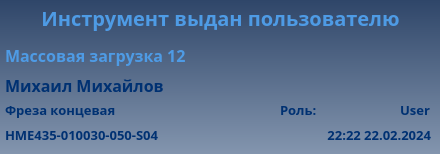
Qt form client/GUI/ui/widgets/widget_27_summary.ui (komrade2801/AutoSklad) before a commit.
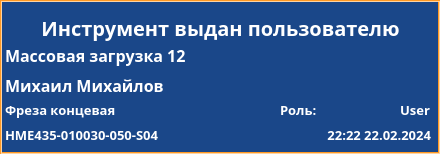
The same form after that commit.

Diff of the .ui file:
```diff
--- a/client/GUI/ui/widgets/widget_27_summary.ui
+++ b/client/GUI/ui/widgets/widget_27_summary.ui
@@ -17,7 +17,19 @@
    <enum>Qt::LeftToRight</enum>
   </property>
   <property name="styleSheet">
-   <string notr="true">background-color: qlineargradient(spread:pad, x1:0.5, y1:0, x2:0.5, y2:1, stop:0 rgba(47, 70, 105, 255), stop:1 rgba(131, 149, 174, 255));</string>
+   <string notr="true">QLabel {
+	color: #FFFFFF;
+	border-width: 0px;
+	border-radius: 0px;
+}
+#background {
+	color: #FFFFFF;
+	background-color: #1A4789;
+	border-width: 2px;
+	border-style: groove;
+	border-color: #ff9923;
+	border-radius: 0px;
+}</string>
   </property>
   <widget class="QLabel" name="operation_description">
    <property name="enabled">
@@ -53,11 +65,6 @@
    <property name="autoFillBackground">
     <bool>false</bool>
    </property>
-   <property name="styleSheet">
-    <string notr="true">color: rgb(78, 155, 229);
-border-color: rgb(0, 49, 114);
-background-color: qlineargradient(spread:pad, x1:0, y1:0, x2:1, y2:0, stop:0 rgba(0, 0, 0, 0), stop:1 rgba(255, 255, 255, 0));</string>
-   </property>
    <property name="lineWidth">
     <number>1</number>
    </property>
@@ -90,7 +97,7 @@
    <property name="geometry">
     <rect>
      <x>5</x>
-     <y>0</y>
+     <y>10</y>
      <width>431</width>
      <height>36</height>
     </rect>
@@ -106,10 +113,6 @@
    <property name="layoutDirection">
     <enum>Qt::LeftToRight</enum>
    </property>
-   <property name="styleSheet">
-    <string notr="true">color: rgb(78, 155, 229);
-background-color: qlineargradient(spread:pad, x1:0, y1:0, x2:1, y2:0, stop:0 rgba(0, 0, 0, 0), stop:1 rgba(255, 255, 255, 0));</string>
-   </property>
    <property name="text">
     <string>&lt;html&gt;&lt;head/&gt;&lt;body&gt;&lt;p&gt;Инструмент выдан пользователю&lt;/p&gt;&lt;/body&gt;&lt;/html&gt;</string>
    </property>
@@ -132,9 +135,9 @@
       <colorrole role="WindowText">
        <brush brushstyle="SolidPattern">
         <color alpha="255">
-         <red>0</red>
-         <green>49</green>
-         <blue>114</blue>
+         <red>255</red>
+         <green>255</green>
+         <blue>255</blue>
         </color>
        </brush>
       </colorrole>
@@ -161,18 +164,18 @@
       <colorrole role="Text">
        <brush brushstyle="SolidPattern">
         <color alpha="255">
-         <red>0</red>
-         <green>49</green>
-         <blue>114</blue>
+         <red>255</red>
+         <green>255</green>
+         <blue>255</blue>
         </color>
        </brush>
       </colorrole>
       <colorrole role="ButtonText">
        <brush brushstyle="SolidPattern">
         <color alpha="255">
-         <red>0</red>
-         <green>49</green>
-         <blue>114</blue>
+         <red>255</red>
+         <green>255</green>
+         <blue>255</blue>
         </color>
        </brush>
       </colorrole>
@@ -219,9 +222,9 @@
       <colorrole role="PlaceholderText">
        <brush brushstyle="NoBrush">
         <color alpha="128">
-         <red>0</red>
-         <green>49</green>
-         <blue>114</blue>
+         <red>255</red>
+         <green>255</green>
+         <blue>255</blue>
         </color>
        </brush>
       </colorrole>
@@ -230,9 +233,9 @@
       <colorrole role="WindowText">
        <brush brushstyle="SolidPattern">
         <color alpha="255">
-         <red>0</red>
-         <green>49</green>
-         <blue>114</blue>
+         <red>255</red>
+         <green>255</green>
+         <blue>255</blue>
         </color>
        </brush>
       </colorrole>
@@ -259,18 +262,18 @@
       <colorrole role="Text">
        <brush brushstyle="SolidPattern">
         <color alpha="255">
-         <red>0</red>
-         <green>49</green>
-         <blue>114</blue>
+         <red>255</red>
+         <green>255</green>
+         <blue>255</blue>
         </color>
        </brush>
       </colorrole>
       <colorrole role="ButtonText">
        <brush brushstyle="SolidPattern">
         <color alpha="255">
-         <red>0</red>
-         <green>49</green>
-         <blue>114</blue>
+         <red>255</red>
+         <green>255</green>
+         <blue>255</blue>
         </color>
        </brush>
       </colorrole>
@@ -317,9 +320,9 @@
       <colorrole role="PlaceholderText">
        <brush brushstyle="NoBrush">
         <color alpha="128">
-         <red>0</red>
-         <green>49</green>
-         <blue>114</blue>
+         <red>255</red>
+         <green>255</green>
+         <blue>255</blue>
         </color>
        </brush>
       </colorrole>
@@ -328,9 +331,9 @@
       <colorrole role="WindowText">
        <brush brushstyle="SolidPattern">
         <color alpha="255">
-         <red>0</red>
-         <green>49</green>
-         <blue>114</blue>
+         <red>255</red>
+         <green>255</green>
+         <blue>255</blue>
         </color>
        </brush>
       </colorrole>
@@ -357,18 +360,18 @@
       <colorrole role="Text">
        <brush brushstyle="SolidPattern">
         <color alpha="255">
-         <red>0</red>
-         <green>49</green>
-         <blue>114</blue>
+         <red>255</red>
+         <green>255</green>
+         <blue>255</blue>
         </color>
        </brush>
       </colorrole>
       <colorrole role="ButtonText">
        <brush brushstyle="SolidPattern">
         <color alpha="255">
-         <red>0</red>
-         <green>49</green>
-         <blue>114</blue>
+         <red>255</red>
+         <green>255</green>
+         <blue>255</blue>
         </color>
        </brush>
       </colorrole>
@@ -415,9 +418,9 @@
       <colorrole role="PlaceholderText">
        <brush brushstyle="NoBrush">
         <color alpha="128">
-         <red>0</red>
-         <green>49</green>
-         <blue>114</blue>
+         <red>255</red>
+         <green>255</green>
+         <blue>255</blue>
         </color>
        </brush>
       </colorrole>
@@ -432,10 +435,6 @@
      <bold>true</bold>
     </font>
    </property>
-   <property name="styleSheet">
-    <string notr="true">color: rgb(0, 49, 114);
-background-color: qlineargradient(spread:pad, x1:0, y1:0, x2:1, y2:0, stop:0 rgba(0, 0, 0, 0), stop:1 rgba(255, 255, 255, 0));</string>
-   </property>
    <property name="text">
     <string>Михаил Михайлов</string>
    </property>
@@ -474,10 +473,6 @@
    <property name="layoutDirection">
     <enum>Qt::LeftToRight</enum>
    </property>
-   <property name="styleSheet">
-    <string notr="true">color: rgb(0, 49, 114);
-background-color: qlineargradient(spread:pad, x1:0, y1:0, x2:1, y2:0, stop:0 rgba(0, 0, 0, 0), stop:1 rgba(255, 255, 255, 0));</string>
-   </property>
    <property name="lineWidth">
     <number>1</number>
    </property>
@@ -518,9 +513,9 @@
       <colorrole role="WindowText">
        <brush brushstyle="SolidPattern">
         <color alpha="255">
-         <red>0</red>
-         <green>49</green>
-         <blue>114</blue>
+         <red>255</red>
+         <green>255</green>
+         <blue>255</blue>
         </color>
        </brush>
       </colorrole>
@@ -547,18 +542,18 @@
       <colorrole role="Text">
        <brush brushstyle="SolidPattern">
         <color alpha="255">
-         <red>0</red>
-         <green>49</green>
-         <blue>114</blue>
+         <red>255</red>
+         <green>255</green>
+         <blue>255</blue>
         </color>
        </brush>
       </colorrole>
       <colorrole role="ButtonText">
        <brush brushstyle="SolidPattern">
         <color alpha="255">
-         <red>0</red>
-         <green>49</green>
-         <blue>114</blue>
+         <red>255</red>
+         <green>255</green>
+         <blue>255</blue>
         </color>
        </brush>
       </colorrole>
@@ -605,9 +600,9 @@
       <colorrole role="PlaceholderText">
        <brush brushstyle="NoBrush">
         <color alpha="128">
-         <red>0</red>
-         <green>49</green>
-         <blue>114</blue>
+         <red>255</red>
+         <green>255</green>
+         <blue>255</blue>
         </color>
        </brush>
       </colorrole>
@@ -616,9 +611,9 @@
       <colorrole role="WindowText">
        <brush brushstyle="SolidPattern">
         <color alpha="255">
-         <red>0</red>
-         <green>49</green>
-         <blue>114</blue>
+         <red>255</red>
+         <green>255</green>
+         <blue>255</blue>
         </color>
        </brush>
       </colorrole>
@@ -645,18 +640,18 @@
       <colorrole role="Text">
        <brush brushstyle="SolidPattern">
         <color alpha="255">
-         <red>0</red>
-         <green>49</green>
-         <blue>114</blue>
+         <red>255</red>
+         <green>255</green>
+         <blue>255</blue>
         </color>
        </brush>
       </colorrole>
       <colorrole role="ButtonText">
        <brush brushstyle="SolidPattern">
         <color alpha="255">
-         <red>0</red>
-         <green>49</green>
-         <blue>114</blue>
+         <red>255</red>
+         <green>255</green>
+         <blue>255</blue>
         </color>
        </brush>
       </colorrole>
@@ -703,9 +698,9 @@
       <colorrole role="PlaceholderText">
        <brush brushstyle="NoBrush">
         <color alpha="128">
-         <red>0</red>
-         <green>49</green>
-         <blue>114</blue>
+         <red>255</red>
+         <green>255</green>
+         <blue>255</blue>
         </color>
        </brush>
       </colorrole>
@@ -714,9 +709,9 @@
       <colorrole role="WindowText">
        <brush brushstyle="SolidPattern">
         <color alpha="255">
-         <red>0</red>
-         <green>49</green>
-         <blue>114</blue>
+         <red>255</red>
+         <green>255</green>
+         <blue>255</blue>
         </color>
        </brush>
       </colorrole>
@@ -743,18 +738,18 @@
       <colorrole role="Text">
        <brush brushstyle="SolidPattern">
         <color alpha="255">
-         <red>0</red>
-         <green>49</green>
-         <blue>114</blue>
+         <red>255</red>
+         <green>255</green>
+         <blue>255</blue>
         </color>
        </brush>
       </colorrole>
       <colorrole role="ButtonText">
        <brush brushstyle="SolidPattern">
         <color alpha="255">
-         <red>0</red>
-         <green>49</green>
-         <blue>114</blue>
+         <red>255</red>
+         <green>255</green>
+         <blue>255</blue>
         </color>
        </brush>
       </colorrole>
@@ -801,9 +796,9 @@
       <colorrole role="PlaceholderText">
        <brush brushstyle="NoBrush">
         <color alpha="128">
-         <red>0</red>
-         <green>49</green>
-         <blue>114</blue>
+         <red>255</red>
+         <green>255</green>
+         <blue>255</blue>
         </color>
        </brush>
       </colorrole>
@@ -818,10 +813,6 @@
      <bold>true</bold>
     </font>
    </property>
-   <property name="styleSheet">
-    <string notr="true">color: rgb(0, 49, 114);
-background-color: qlineargradient(spread:pad, x1:0, y1:0, x2:1, y2:0, stop:0 rgba(0, 0, 0, 0), stop:1 rgba(255, 255, 255, 0));</string>
-   </property>
    <property name="text">
     <string>Фреза концевая</string>
    </property>
@@ -844,9 +835,9 @@
       <colorrole role="WindowText">
        <brush brushstyle="SolidPattern">
         <color alpha="255">
-         <red>0</red>
-         <green>49</green>
-         <blue>114</blue>
+         <red>255</red>
+         <green>255</green>
+         <blue>255</blue>
         </color>
        </brush>
       </colorrole>
@@ -873,18 +864,18 @@
       <colorrole role="Text">
        <brush brushstyle="SolidPattern">
         <color alpha="255">
-         <red>0</red>
-         <green>49</green>
-         <blue>114</blue>
+         <red>255</red>
+         <green>255</green>
+         <blue>255</blue>
         </color>
        </brush>
       </colorrole>
       <colorrole role="ButtonText">
        <brush brushstyle="SolidPattern">
         <color alpha="255">
-         <red>0</red>
-         <green>49</green>
-         <blue>114</blue>
+         <red>255</red>
+         <green>255</green>
+         <blue>255</blue>
         </color>
        </brush>
       </colorrole>
@@ -931,9 +922,9 @@
       <colorrole role="PlaceholderText">
        <brush brushstyle="NoBrush">
         <color alpha="128">
-         <red>0</red>
-         <green>49</green>
-         <blue>114</blue>
+         <red>255</red>
+         <green>255</green>
+         <blue>255</blue>
         </color>
        </brush>
       </colorrole>
@@ -942,9 +933,9 @@
       <colorrole role="WindowText">
        <brush brushstyle="SolidPattern">
         <color alpha="255">
-         <red>0</red>
-         <green>49</green>
-         <blue>114</blue>
+         <red>255</red>
+         <green>255</green>
+         <blue>255</blue>
         </color>
        </brush>
       </colorrole>
@@ -971,18 +962,18 @@
       <colorrole role="Text">
        <brush brushstyle="SolidPattern">
         <color alpha="255">
-         <red>0</red>
-         <green>49</green>
-         <blue>114</blue>
+         <red>255</red>
+         <green>255</green>
+         <blue>255</blue>
         </color>
        </brush>
       </colorrole>
       <colorrole role="ButtonText">
        <brush brushstyle="SolidPattern">
         <color alpha="255">
-         <red>0</red>
-         <green>49</green>
-         <blue>114</blue>
+         <red>255</red>
+         <green>255</green>
+         <blue>255</blue>
         </color>
        </brush>
       </colorrole>
@@ -1029,9 +1020,9 @@
       <colorrole role="PlaceholderText">
        <brush brushstyle="NoBrush">
         <color alpha="128">
-         <red>0</red>
-         <green>49</green>
-         <blue>114</blue>
+         <red>255</red>
+         <green>255</green>
+         <blue>255</blue>
         </color>
        </brush>
       </colorrole>
@@ -1040,9 +1031,9 @@
       <colorrole role="WindowText">
        <brush brushstyle="SolidPattern">
         <color alpha="255">
-         <red>0</red>
-         <green>49</green>
-         <blue>114</blue>
+         <red>255</red>
+         <green>255</green>
+         <blue>255</blue>
         </color>
        </brush>
       </colorrole>
@@ -1069,18 +1060,18 @@
       <colorrole role="Text">
        <brush brushstyle="SolidPattern">
         <color alpha="255">
-         <red>0</red>
-         <green>49</green>
-         <blue>114</blue>
+         <red>255</red>
+         <green>255</green>
+         <blue>255</blue>
         </color>
        </brush>
       </colorrole>
       <colorrole role="ButtonText">
        <brush brushstyle="SolidPattern">
         <color alpha="255">
-         <red>0</red>
-         <green>49</green>
-         <blue>114</blue>
+         <red>255</red>
+         <green>255</green>
+         <blue>255</blue>
         </color>
        </brush>
       </colorrole>
@@ -1127,9 +1118,9 @@
       <colorrole role="PlaceholderText">
        <brush brushstyle="NoBrush">
         <color alpha="128">
-         <red>0</red>
-         <green>49</green>
-         <blue>114</blue>
+         <red>255</red>
+         <green>255</green>
+         <blue>255</blue>
         </color>
        </brush>
       </colorrole>
@@ -1144,10 +1135,6 @@
      <bold>true</bold>
     </font>
    </property>
-   <property name="styleSheet">
-    <string notr="true">color: rgb(0, 49, 114);
-background-color: qlineargradient(spread:pad, x1:0, y1:0, x2:1, y2:0, stop:0 rgba(0, 0, 0, 0), stop:1 rgba(255, 255, 255, 0));</string>
-   </property>
    <property name="text">
     <string>HME435-010030-050-S04</string>
    </property>
@@ -1170,9 +1157,9 @@
       <colorrole role="WindowText">
        <brush brushstyle="SolidPattern">
         <color alpha="255">
-         <red>0</red>
-         <green>49</green>
-         <blue>114</blue>
+         <red>255</red>
+         <green>255</green>
+         <blue>255</blue>
         </color>
        </brush>
       </colorrole>
@@ -1199,18 +1186,18 @@
       <colorrole role="Text">
        <brush brushstyle="SolidPattern">
         <color alpha="255">
-         <red>0</red>
-         <green>49</green>
-         <blue>114</blue>
+         <red>255</red>
+         <green>255</green>
+         <blue>255</blue>
         </color>
        </brush>
       </colorrole>
       <colorrole role="ButtonText">
        <brush brushstyle="SolidPattern">
         <color alpha="255">
-         <red>0</red>
-         <green>49</green>
-         <blue>114</blue>
+         <red>255</red>
+         <green>255</green>
+         <blue>255</blue>
         </color>
        </brush>
       </colorrole>
@@ -1257,9 +1244,9 @@
       <colorrole role="PlaceholderText">
        <brush brushstyle="NoBrush">
         <color alpha="128">
-         <red>0</red>
-         <green>49</green>
-         <blue>114</blue>
+         <red>255</red>
+         <green>255</green>
+         <blue>255</blue>
         </color>
        </brush>
       </colorrole>
@@ -1268,9 +1255,9 @@
       <colorrole role="WindowText">
        <brush brushstyle="SolidPattern">
         <color alpha="255">
-         <red>0</red>
-         <green>49</green>
-         <blue>114</blue>
+         <red>255</red>
+         <green>255</green>
+         <blue>255</blue>
         </color>
        </brush>
       </colorrole>
@@ -1297,18 +1284,18 @@
       <colorrole role="Text">
        <brush brushstyle="SolidPattern">
         <color alpha="255">
-         <red>0</red>
-         <green>49</green>
-         <blue>114</blue>
+         <red>255</red>
+         <green>255</green>
+         <blue>255</blue>
         </color>
        </brush>
       </colorrole>
       <colorrole role="ButtonText">
        <brush brushstyle="SolidPattern">
         <color alpha="255">
-         <red>0</red>
-         <green>49</green>
-         <blue>114</blue>
+         <red>255</red>
+         <green>255</green>
+         <blue>255</blue>
         </color>
        </brush>
       </colorrole>
@@ -1355,9 +1342,9 @@
       <colorrole role="PlaceholderText">
        <brush brushstyle="NoBrush">
         <color alpha="128">
-         <red>0</red>
-         <green>49</green>
-         <blue>114</blue>
+         <red>255</red>
+         <green>255</green>
+         <blue>255</blue>
         </color>
        </brush>
       </colorrole>
@@ -1366,9 +1353,9 @@
       <colorrole role="WindowText">
        <brush brushstyle="SolidPattern">
         <color alpha="255">
-         <red>0</red>
-         <green>49</green>
-         <blue>114</blue>
+         <red>255</red>
+         <green>255</green>
+         <blue>255</blue>
         </color>
        </brush>
       </colorrole>
@@ -1395,18 +1382,18 @@
       <colorrole role="Text">
        <brush brushstyle="SolidPattern">
         <color alpha="255">
-         <red>0</red>
-         <green>49</green>
-         <blue>114</blue>
+         <red>255</red>
+         <green>255</green>
+         <blue>255</blue>
         </color>
        </brush>
       </colorrole>
       <colorrole role="ButtonText">
        <brush brushstyle="SolidPattern">
         <color alpha="255">
-         <red>0</red>
-         <green>49</green>
-         <blue>114</blue>
+         <red>255</red>
+         <green>255</green>
+         <blue>255</blue>
         </color>
        </brush>
       </colorrole>
@@ -1453,9 +1440,9 @@
       <colorrole role="PlaceholderText">
        <brush brushstyle="NoBrush">
         <color alpha="128">
-         <red>0</red>
-         <green>49</green>
-         <blue>114</blue>
+         <red>255</red>
+         <green>255</green>
+         <blue>255</blue>
         </color>
        </brush>
       </colorrole>
@@ -1470,10 +1457,6 @@
      <bold>true</bold>
     </font>
    </property>
-   <property name="styleSheet">
-    <string notr="true">color: rgb(0, 49, 114);
-background-color: qlineargradient(spread:pad, x1:0, y1:0, x2:1, y2:0, stop:0 rgba(0, 0, 0, 0), stop:1 rgba(255, 255, 255, 0));</string>
-   </property>
    <property name="text">
     <string>Роль:</string>
    </property>
@@ -1496,9 +1479,9 @@
       <colorrole role="WindowText">
        <brush brushstyle="SolidPattern">
         <color alpha="255">
-         <red>0</red>
-         <green>49</green>
-         <blue>114</blue>
+         <red>255</red>
+         <green>255</green>
+         <blue>255</blue>
         </color>
        </brush>
       </colorrole>
@@ -1525,18 +1508,18 @@
       <colorrole role="Text">
        <brush brushstyle="SolidPattern">
         <color alpha="255">
-         <red>0</red>
-         <green>49</green>
-         <blue>114</blue>
+         <red>255</red>
+         <green>255</green>
+         <blue>255</blue>
         </color>
        </brush>
       </colorrole>
       <colorrole role="ButtonText">
        <brush brushstyle="SolidPattern">
         <color alpha="255">
-         <red>0</red>
-         <green>49</green>
-         <blue>114</blue>
+         <red>255</red>
+         <green>255</green>
+         <blue>255</blue>
         </color>
        </brush>
       </colorrole>
@@ -1583,9 +1566,9 @@
       <colorrole role="PlaceholderText">
        <brush brushstyle="NoBrush">
         <color alpha="128">
-         <red>0</red>
-         <green>49</green>
-         <blue>114</blue>
+         <red>255</red>
+         <green>255</green>
+         <blue>255</blue>
         </color>
        </brush>
       </colorrole>
@@ -1594,9 +1577,9 @@
       <colorrole role="WindowText">
        <brush brushstyle="SolidPattern">
         <color alpha="255">
-         <red>0</red>
-         <green>49</green>
-         <blue>114</blue>
+         <red>255</red>
+         <green>255</green>
+         <blue>255</blue>
         </color>
        </brush>
       </colorrole>
@@ -1623,18 +1606,18 @@
       <colorrole role="Text">
        <brush brushstyle="SolidPattern">
         <color alpha="255">
-         <red>0</red>
-         <green>49</green>
-         <blue>114</blue>
+         <red>255</red>
+         <green>255</green>
+         <blue>255</blue>
         </color>
        </brush>
       </colorrole>
       <colorrole role="ButtonText">
        <brush brushstyle="SolidPattern">
         <color alpha="255">
-         <red>0</red>
-         <green>49</green>
-         <blue>114</blue>
+         <red>255</red>
+         <green>255</green>
+         <blue>255</blue>
         </color>
        </brush>
       </colorrole>
@@ -1681,9 +1664,9 @@
       <colorrole role="PlaceholderText">
        <brush brushstyle="NoBrush">
         <color alpha="128">
-         <red>0</red>
-         <green>49</green>
-         <blue>114</blue>
+         <red>255</red>
+         <green>255</green>
+         <blue>255</blue>
         </color>
        </brush>
       </colorrole>
@@ -1692,9 +1675,9 @@
       <colorrole role="WindowText">
        <brush brushstyle="SolidPattern">
         <color alpha="255">
-         <red>0</red>
-         <green>49</green>
-         <blue>114</blue>
+         <red>255</red>
+         <green>255</green>
+         <blue>255</blue>
         </color>
        </brush>
       </colorrole>
@@ -1721,18 +1704,18 @@
       <colorrole role="Text">
        <brush brushstyle="SolidPattern">
         <color alpha="255">
-         <red>0</red>
-         <green>49</green>
-         <blue>114</blue>
+         <red>255</red>
+         <green>255</green>
+         <blue>255</blue>
         </color>
        </brush>
       </colorrole>
       <colorrole role="ButtonText">
        <brush brushstyle="SolidPattern">
         <color alpha="255">
-         <red>0</red>
-         <green>49</green>
-         <blue>114</blue>
+         <red>255</red>
+         <green>255</green>
+         <blue>255</blue>
         </color>
        </brush>
       </colorrole>
@@ -1779,9 +1762,9 @@
       <colorrole role="PlaceholderText">
        <brush brushstyle="NoBrush">
         <color alpha="128">
-         <red>0</red>
-         <green>49</green>
-         <blue>114</blue>
+         <red>255</red>
+         <green>255</green>
+         <blue>255</blue>
         </color>
        </brush>
       </colorrole>
@@ -1796,10 +1779,6 @@
      <bold>true</bold>
     </font>
    </property>
-   <property name="styleSheet">
-    <string notr="true">color: rgb(0, 49, 114);
-background-color: qlineargradient(spread:pad, x1:0, y1:0, x2:1, y2:0, stop:0 rgba(0, 0, 0, 0), stop:1 rgba(255, 255, 255, 0));</string>
-   </property>
    <property name="text">
     <string>User</string>
    </property>
@@ -1807,6 +1786,26 @@
     <set>Qt::AlignRight|Qt::AlignTrailing|Qt::AlignVCenter</set>
    </property>
   </widget>
+  <widget class="QLabel" name="background">
+   <property name="geometry">
+    <rect>
+     <x>0</x>
+     <y>0</y>
+     <width>440</width>
+     <height>154</height>
+    </rect>
+   </property>
+   <property name="frameShape">
+    <enum>QFrame::StyledPanel</enum>
+   </property>
+   <property name="frameShadow">
+    <enum>QFrame::Sunken</enum>
+   </property>
+   <property name="text">
+    <string/>
+   </property>
+  </widget>
+  <zorder>background</zorder>
   <zorder>title</zorder>
   <zorder>operation_description</zorder>
   <zorder>user_name</zorder>
```
